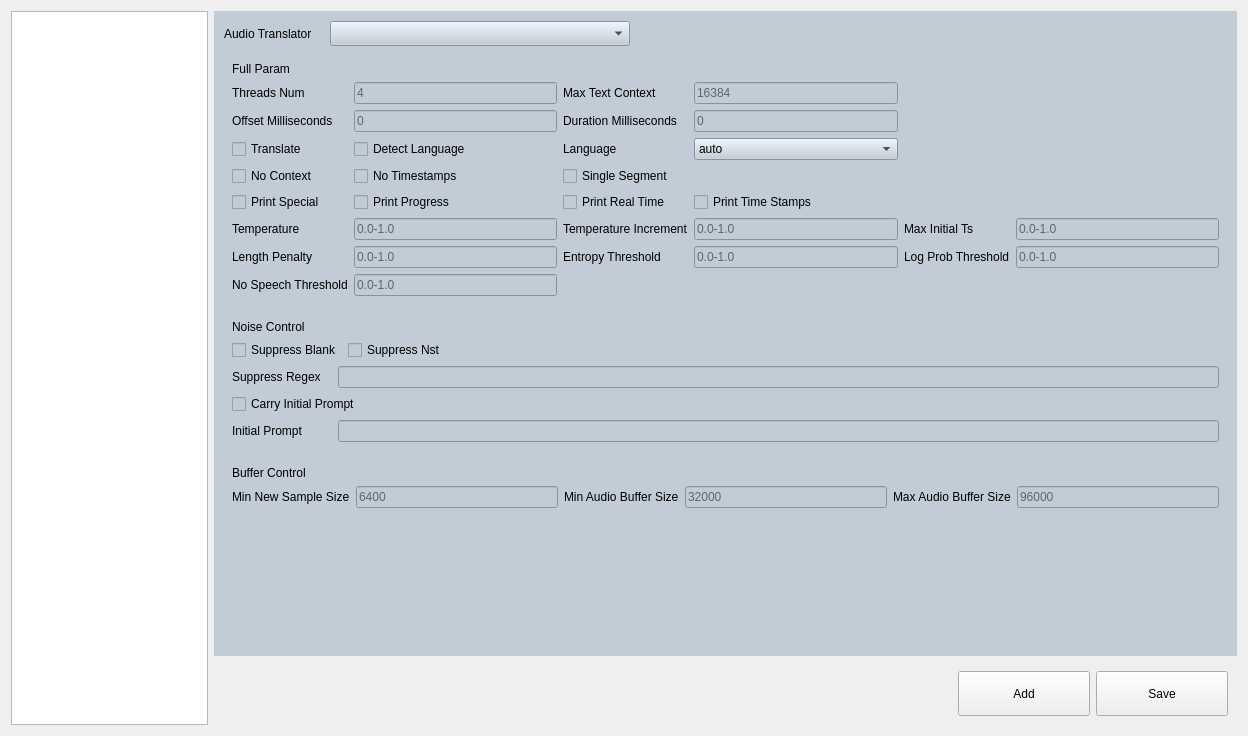
Old version of the form src/setting_page/SettingPageHardware.ui in the repository hanjingo/rag-qt.
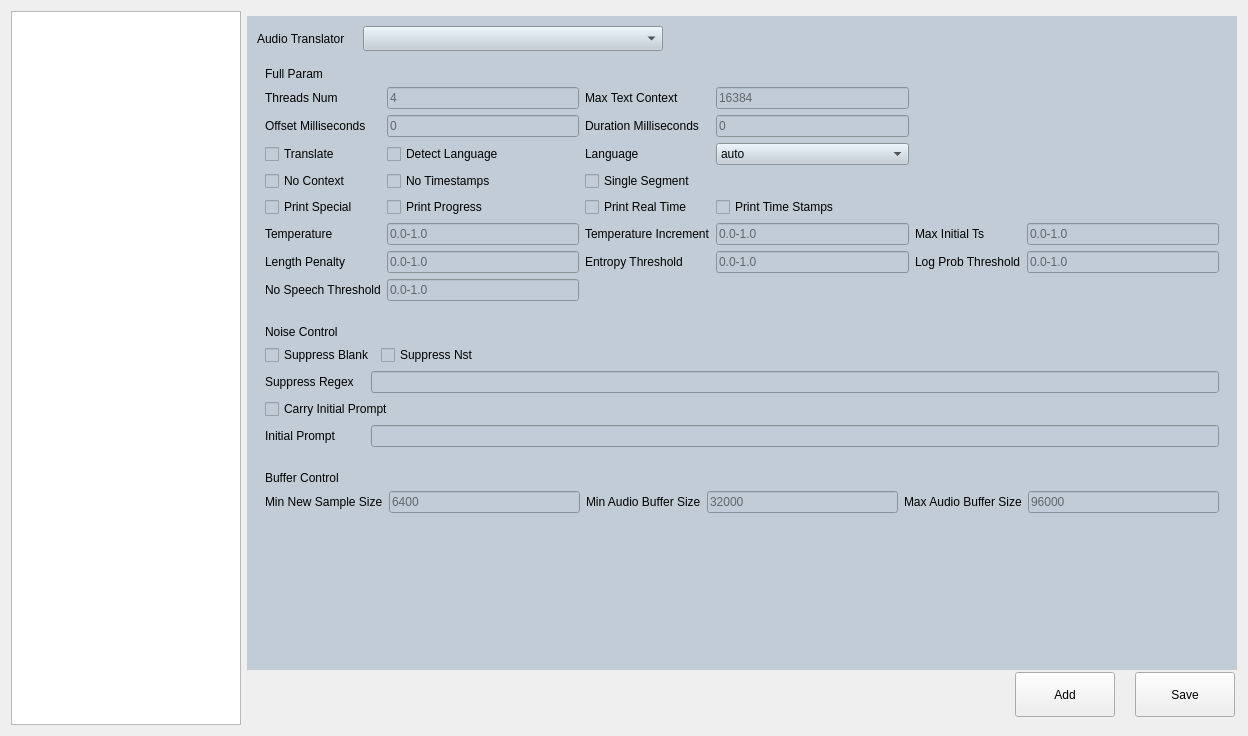
New version of the form.

Patch:
```diff
--- a/src/setting_page/SettingPageHardware.ui
+++ b/src/setting_page/SettingPageHardware.ui
@@ -35,6 +35,15 @@
    </item>
    <item>
     <layout class="QVBoxLayout" name="wgtRight">
+     <property name="spacing">
+      <number>0</number>
+     </property>
+     <property name="topMargin">
+      <number>5</number>
+     </property>
+     <property name="bottomMargin">
+      <number>5</number>
+     </property>
      <item>
       <widget class="QStackedWidget" name="stackPage">
        <widget class="QWidget" name="pageAudio">
@@ -948,6 +957,21 @@
         </size>
        </property>
        <layout class="QHBoxLayout" name="horizontalLayout_3">
+        <property name="spacing">
+         <number>20</number>
+        </property>
+        <property name="leftMargin">
+         <number>0</number>
+        </property>
+        <property name="topMargin">
+         <number>2</number>
+        </property>
+        <property name="rightMargin">
+         <number>2</number>
+        </property>
+        <property name="bottomMargin">
+         <number>2</number>
+        </property>
         <item>
          <spacer name="horizontalSpacer_2">
           <property name="orientation">
@@ -965,7 +989,7 @@
          <widget class="QPushButton" name="btnAdd">
           <property name="minimumSize">
            <size>
-            <width>132</width>
+            <width>100</width>
             <height>45</height>
            </size>
           </property>
@@ -978,7 +1002,7 @@
          <widget class="QPushButton" name="btnSave">
           <property name="minimumSize">
            <size>
-            <width>132</width>
+            <width>100</width>
             <height>45</height>
            </size>
           </property>
```
